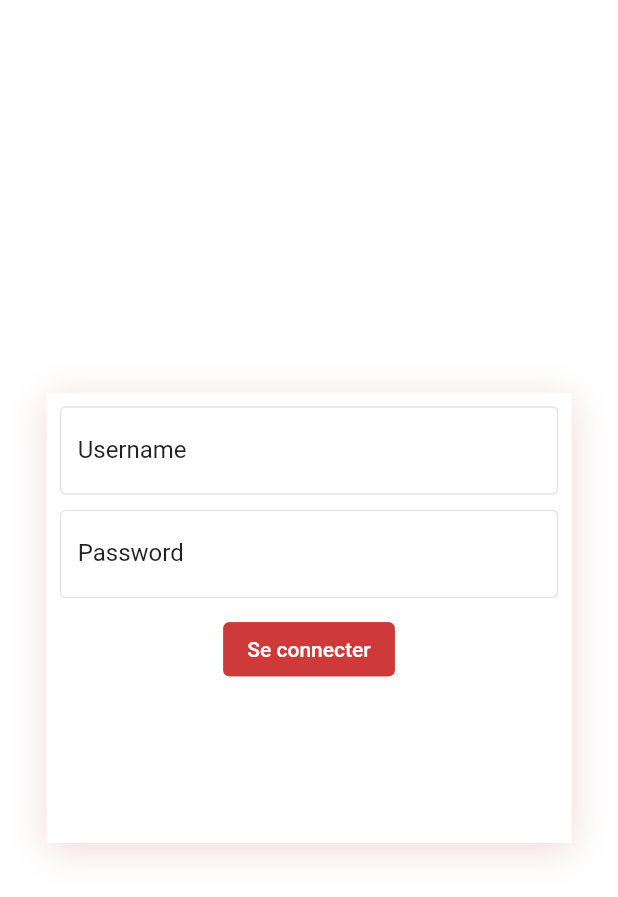
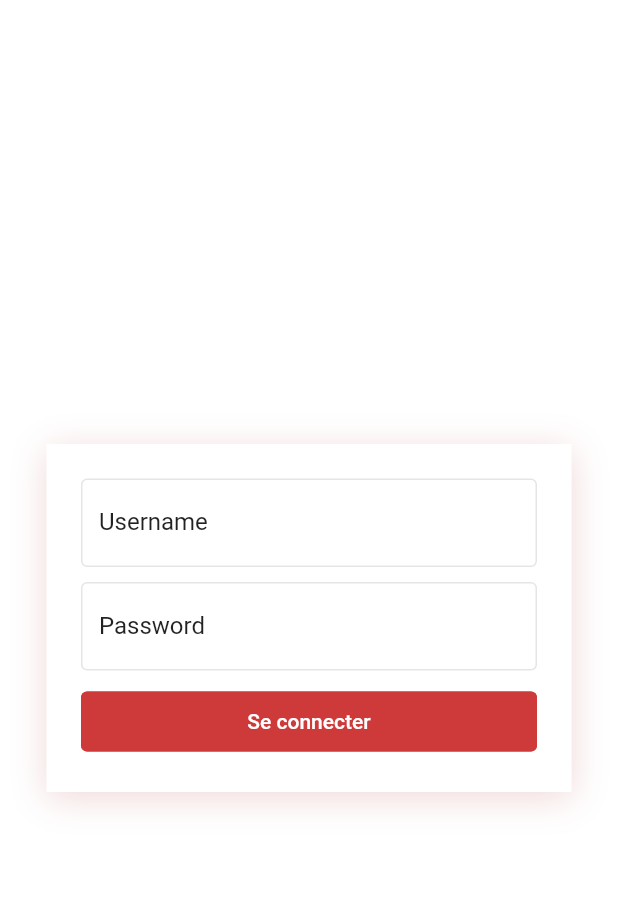
Before and after one commit to chloefont/planyourshapeApp, a Flutter app: the screen it shows after launch, on a phone screen of 412 x 824 dp. Shown: the top 897 px of the screen. Run offline on Flutter 3.47's test engine with Material 2 defaults, Android fonts, the phone set to English and light mode, and no system bars; our stand-ins replace flutter_dotenv; missing offline and left inert: dart:ffi.

Commit message:
Fix main button width

```diff
--- a/planyourshape/lib/screens/login.dart
+++ b/planyourshape/lib/screens/login.dart
@@ -1,5 +1,6 @@
 import 'dart:ffi';
 import '../widgets/forms/forms.dart';
+import '../widgets/cards/main-card.dart';
 
 import 'package:flutter/material.dart';
 
@@ -16,11 +17,10 @@ class Login extends StatelessWidget {
           Row(
             mainAxisAlignment: MainAxisAlignment.center,
             children: const [
-              Card(
+              CustCard(
                 height: 300,
                 width: 350,
-                child: Padding(
-                    padding: const EdgeInsets.all(8.0), child: LineForm()),
+                child: Padding(padding: EdgeInsets.all(8.0), child: LineForm()),
               ),
             ],
           ),
@@ -29,34 +29,3 @@ class Login extends StatelessWidget {
     );
   }
 }
-
-class Card extends StatelessWidget {
-  final double height;
-  final double width;
-  final Widget? child;
-
-  const Card({
-    required this.height,
-    required this.width,
-    this.child,
-    Key? key,
-  }) : super(key: key);
-
-  @override
-  Widget build(BuildContext context) {
-    return Container(
-      padding: const EdgeInsets.all(0.8),
-      height: height,
-      width: 350,
-      decoration: const BoxDecoration(color: Colors.white, boxShadow: [
-        BoxShadow(
-          blurRadius: 19.0,
-          spreadRadius: 0.0,
-          color: Color(0xFFF0D8D8),
-          offset: Offset(0, 4),
-        )
-      ]),
-      child: child,
-    );
-  }
-}
--- a/planyourshape/lib/widgets/buttons/mainbutton.dart
+++ b/planyourshape/lib/widgets/buttons/main_button.dart
@@ -17,6 +17,7 @@ class MainButton extends StatelessWidget {
   Widget build(BuildContext context) {
     return ElevatedButton(
       style: ElevatedButton.styleFrom(
+          minimumSize: const Size.fromHeight(40),
           primary: mainColor,
           onPrimary: formBackgroundColor,
           elevation: 0.0,
--- /dev/null
+++ b/planyourshape/lib/widgets/cards/main-card.dart
@@ -0,0 +1,32 @@
+import 'package:flutter/material.dart';
+import '../../vars/mainvars.dart';
+
+class CustCard extends StatelessWidget {
+  final double height;
+  final double width;
+  final Widget? child;
+
+  const CustCard({
+    required this.height,
+    required this.width,
+    this.child,
+    Key? key,
+  }) : super(key: key);
+
+  @override
+  Widget build(BuildContext context) {
+    return Container(
+      padding: const EdgeInsets.all(15),
+      width: 350,
+      decoration: const BoxDecoration(color: Colors.white, boxShadow: [
+        BoxShadow(
+          blurRadius: 19.0,
+          spreadRadius: 0.0,
+          color: Color(0xFFF0D8D8),
+          offset: Offset(0, 4),
+        )
+      ]),
+      child: child,
+    );
+  }
+}
--- a/planyourshape/lib/widgets/forms/forms.dart
+++ b/planyourshape/lib/widgets/forms/forms.dart
@@ -1,6 +1,6 @@
 import 'package:flutter/material.dart';
 import 'package:planyourshape/widgets/forms/textform.dart';
-import '../buttons/mainbutton.dart';
+import '../buttons/main_button.dart';
 
 class LineForm extends StatefulWidget {
   const LineForm({Key? key}) : super(key: key);
@@ -17,7 +17,7 @@ class LineFormState extends State<LineForm> {
     return Form(
       key: _formKey,
       child: Column(
-        crossAxisAlignment: CrossAxisAlignment.start,
+        crossAxisAlignment: CrossAxisAlignment.center,
         children: <Widget>[
           const LoginTextForm(
             labelName: "Username",
@@ -28,9 +28,7 @@ class LineFormState extends State<LineForm> {
             obscureText: true,
           ),
           const SizedBox(height: 10),
-          Container(
-              alignment: Alignment.center,
-              child: MainButton(label: "Se connecter", formKey: _formKey)),
+          MainButton(label: "Se connecter", formKey: _formKey),
         ],
       ),
     );
```
Also changed, not shown: planyourshape/lib/widgets/buttons/link_button.dart (renamed from planyourshape/lib/widgets/buttons/linkButton.dart).
